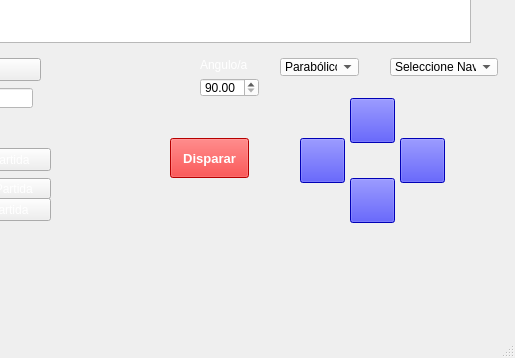
Old version of the form JuegoNemesis/mainwindow.ui in the repository Carojzr/Proyecto_final; both pictures show x 750 to 1265 and y 452 to 810 of the 1265 by 810 pixel window.
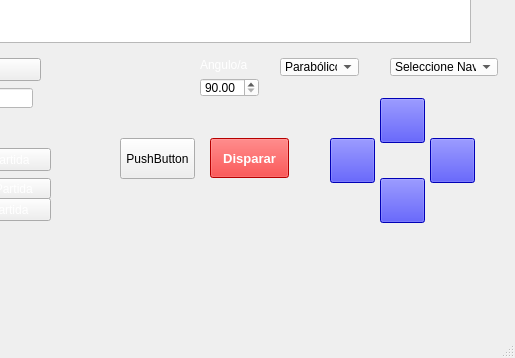
New version of the form. Icons and pictures are not drawn.

Commit message: Planeta orbitando

What changed in the file:
```diff
--- a/JuegoNemesis/mainwindow.ui
+++ b/JuegoNemesis/mainwindow.ui
@@ -2682,7 +2682,7 @@
    <widget class="QPushButton" name="Disparar2">
     <property name="geometry">
      <rect>
-      <x>920</x>
+      <x>960</x>
       <y>590</y>
       <width>79</width>
       <height>40</height>
@@ -2935,7 +2935,7 @@
    <widget class="QPushButton" name="fleup2">
     <property name="geometry">
      <rect>
-      <x>1100</x>
+      <x>1130</x>
       <y>550</y>
       <width>45</width>
       <height>45</height>
@@ -2974,7 +2974,7 @@
    <widget class="QPushButton" name="fleder2">
     <property name="geometry">
      <rect>
-      <x>1150</x>
+      <x>1180</x>
       <y>590</y>
       <width>45</width>
       <height>45</height>
@@ -3032,7 +3032,7 @@
    <widget class="QPushButton" name="fleizq2">
     <property name="geometry">
      <rect>
-      <x>1050</x>
+      <x>1080</x>
       <y>590</y>
       <width>45</width>
       <height>45</height>
@@ -3072,7 +3072,7 @@
    <widget class="QPushButton" name="flebaj2">
     <property name="geometry">
      <rect>
-      <x>1100</x>
+      <x>1130</x>
       <y>630</y>
       <width>45</width>
       <height>45</height>
@@ -4589,6 +4589,19 @@
      <string>Reiniciar Partida</string>
     </property>
    </widget>
+   <widget class="QPushButton" name="planeta">
+    <property name="geometry">
+     <rect>
+      <x>870</x>
+      <y>590</y>
+      <width>75</width>
+      <height>41</height>
+     </rect>
+    </property>
+    <property name="text">
+     <string>PushButton</string>
+    </property>
+   </widget>
   </widget>
   <widget class="QMenuBar" name="menubar">
    <property name="geometry">
```
Left out of the diff: 20 changed lines with no effect on the pictures. The commit also changes 8 other files.
